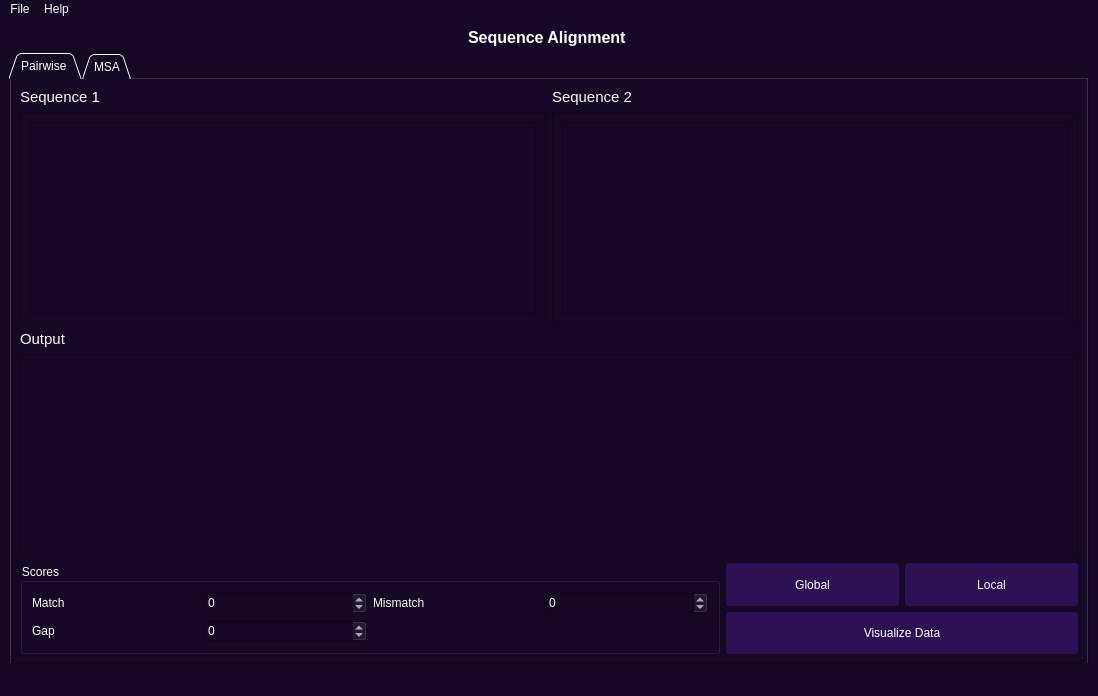
First picture: the form in data/mainwindow.ui, repository ReemYasser2/Sequence-Alignment-project-, before the edit.
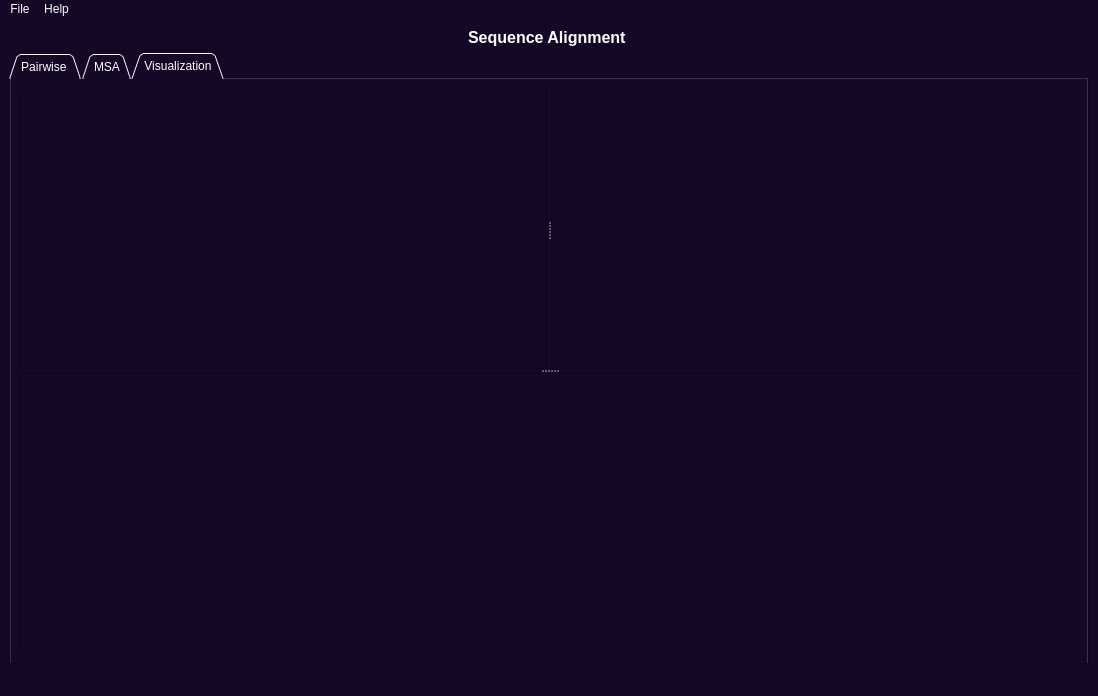
Second picture: the form after the edit. Icons and pictures are not drawn.

Patch:
```diff
--- a/data/mainwindow.ui
+++ b/data/mainwindow.ui
@@ -42,7 +42,7 @@
        <enum>QTabWidget::Triangular</enum>
       </property>
       <property name="currentIndex">
-       <number>0</number>
+       <number>2</number>
       </property>
       <widget class="QWidget" name="tab">
        <attribute name="title">
@@ -647,6 +647,85 @@
         </item>
        </layout>
       </widget>
+      <widget class="QWidget" name="tab_2">
+       <attribute name="title">
+        <string>Visualization</string>
+       </attribute>
+       <layout class="QGridLayout" name="gridLayout_17">
+        <item row="0" column="0">
+         <widget class="QSplitter" name="splitter_2">
+          <property name="orientation">
+           <enum>Qt::Vertical</enum>
+          </property>
+          <widget class="QSplitter" name="splitter">
+           <property name="orientation">
+            <enum>Qt::Horizontal</enum>
+           </property>
+           <widget class="QScrollArea" name="scrollArea_10">
+            <property name="widgetResizable">
+             <bool>true</bool>
+            </property>
+            <widget class="QWidget" name="scrollAreaWidgetContents_10">
+             <property name="geometry">
+              <rect>
+               <x>0</x>
+               <y>0</y>
+               <width>524</width>
+               <height>268</height>
+              </rect>
+             </property>
+             <layout class="QVBoxLayout" name="verticalLayout_2">
+              <item>
+               <layout class="QGridLayout" name="pairwise_heatmap"/>
+              </item>
+             </layout>
+            </widget>
+           </widget>
+           <widget class="QScrollArea" name="scrollArea_11">
+            <property name="widgetResizable">
+             <bool>true</bool>
+            </property>
+            <widget class="QWidget" name="scrollAreaWidgetContents_11">
+             <property name="geometry">
+              <rect>
+               <x>0</x>
+               <y>0</y>
+               <width>514</width>
+               <height>268</height>
+              </rect>
+             </property>
+             <layout class="QVBoxLayout" name="verticalLayout_3">
+              <item>
+               <layout class="QGridLayout" name="pairwaise_correlation"/>
+              </item>
+             </layout>
+            </widget>
+           </widget>
+          </widget>
+          <widget class="QScrollArea" name="scrollArea_9">
+           <property name="widgetResizable">
+            <bool>true</bool>
+           </property>
+           <widget class="QWidget" name="scrollAreaWidgetContents_3">
+            <property name="geometry">
+             <rect>
+              <x>0</x>
+              <y>0</y>
+              <width>1046</width>
+              <height>267</height>
+             </rect>
+            </property>
+            <layout class="QVBoxLayout" name="verticalLayout">
+             <item>
+              <layout class="QGridLayout" name="MSAVisualization"/>
+             </item>
+            </layout>
+           </widget>
+          </widget>
+         </widget>
+        </item>
+       </layout>
+      </widget>
      </widget>
     </item>
     <item row="0" column="0">
```
